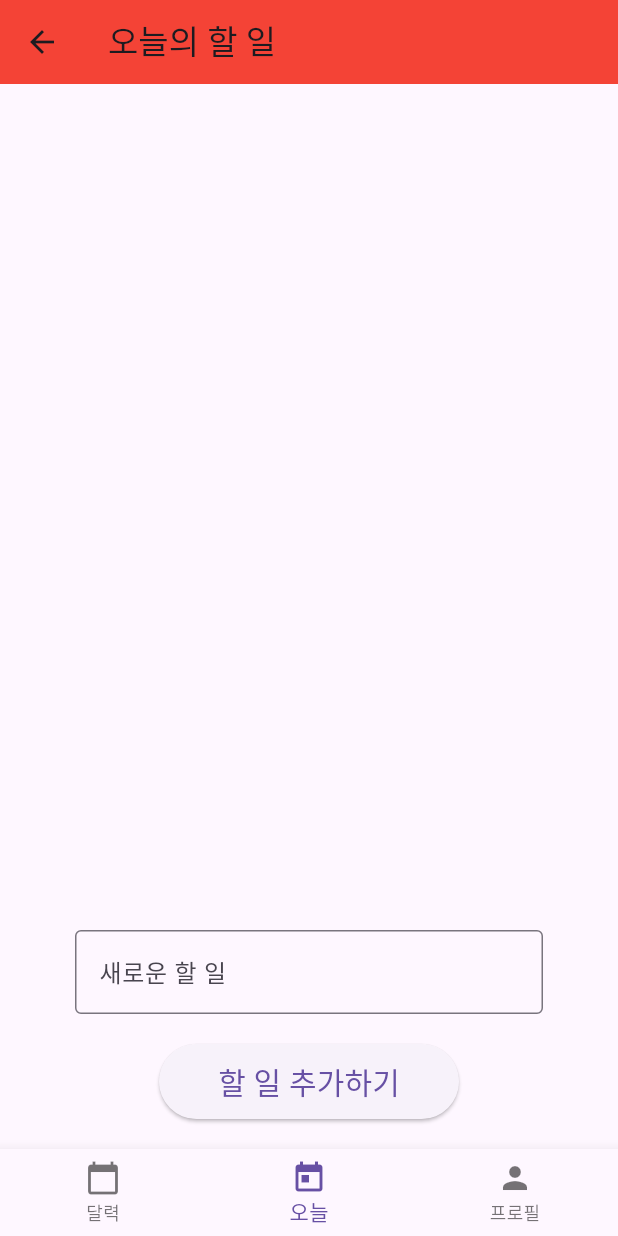
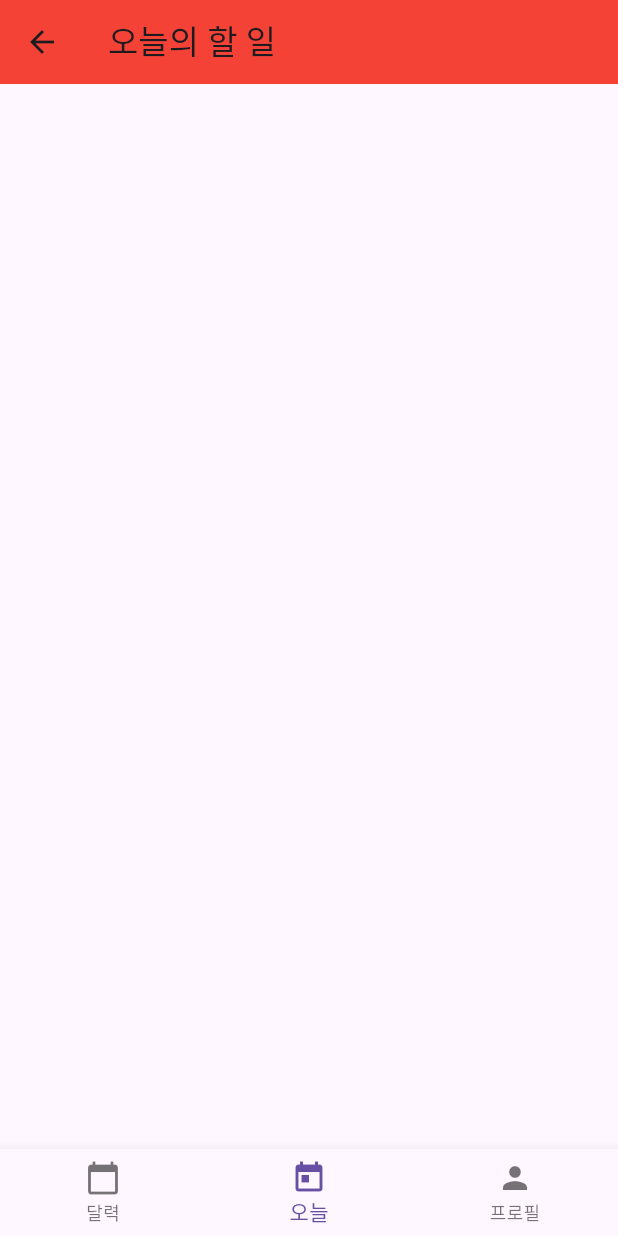
Before and after one commit to gyeongmin0113/task_quest, a Flutter app: the CalendarPage screen opened by its route, item 2 of the bottom bar chosen, on a phone screen of 412 x 824 dp. Run offline on Flutter 3.47's test engine with Material 3 defaults, Android fonts, the phone set to English and light mode, and no system bars; our stand-ins replace cloud_firestore, firebase_auth, firebase_core, firebase_storage, flutter_local_notifications, image_picker and 3 more; accounts and stored records are empty.

Commit message:
캘린더 알림 / 할일창 수정

```diff
--- a/lib/calendar_page.dart
+++ b/lib/calendar_page.dart
@@ -87,7 +87,7 @@ class _CalendarPageState extends State<CalendarPage> {
         // 알림 트리거
         await flutterLocalNotificationsPlugin.show(
           notificationId.hashCode,
-          '작업 알림',
+          '할 일 알림',
           title,
           notificationDetails,
           payload: taskId,
--- a/lib/today_page.dart
+++ b/lib/today_page.dart
@@ -229,38 +229,6 @@ class _TodayPageState extends State<TodayPage> {
     }
   }
 
-  Future<void> _addNewTask() async {
-    final taskTitle = _taskController.text.trim();
-    if (taskTitle.isEmpty) return;
-
-    final user = _auth.currentUser;
-    if (user == null) return;
-
-    final today = DateTime.now();
-    try {
-      await FirebaseFirestore.instance
-          .collection('tasks')
-          .doc(user.uid)
-          .collection('user_tasks')
-          .add({
-        'title': taskTitle,
-        'date': Timestamp.fromDate(today),
-        'completed': false,
-      });
-
-      _taskController.clear(); // 입력 필드 비우기
-      await _fetchTodayTasks();
-
-      ScaffoldMessenger.of(context).showSnackBar(
-        const SnackBar(content: Text('새로운 일정이 추가되었습니다.')),
-      );
-    } catch (e) {
-      ScaffoldMessenger.of(context).showSnackBar(
-        SnackBar(content: Text('일정 추가 실패: $e')),
-      );
-    }
-  }
-
   @override
   void initState() {
     super.initState();
@@ -310,27 +278,6 @@ class _TodayPageState extends State<TodayPage> {
               },
             ),
           ),
-          Padding(
-            padding: const EdgeInsets.symmetric(horizontal: 50.0),
-            child: TextField(
-              controller: _taskController,
-              decoration: InputDecoration(
-                labelText: '새로운 할 일',
-                border: OutlineInputBorder(),
-              ),
-              onSubmitted: (_) => _addNewTask(),
-            ),
-          ),
-          const SizedBox(height: 20),
-          ElevatedButton(
-            onPressed: _addNewTask,
-            child: const Text('할 일 추가하기', style: TextStyle(fontSize: 20)),
-            style: ElevatedButton.styleFrom(
-              minimumSize: Size(200, 50),
-              padding: EdgeInsets.zero,
-            ),
-          ),
-          const SizedBox(height: 20),
         ],
       ),
       bottomNavigationBar: BottomNavigationBar(
```
